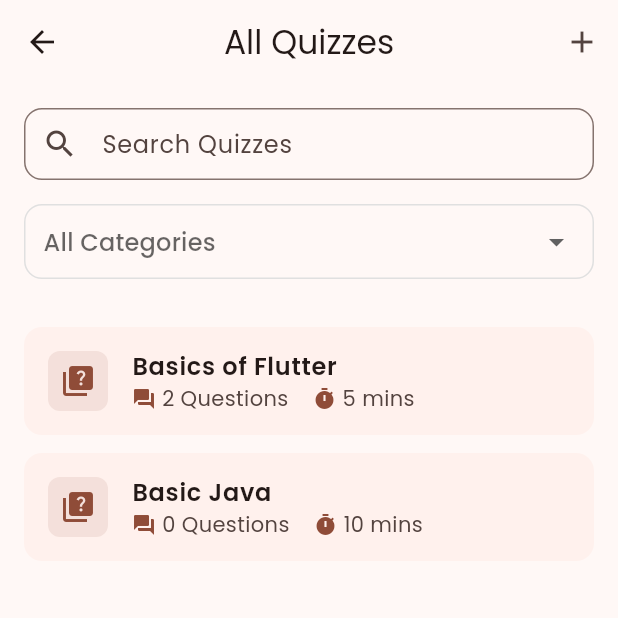
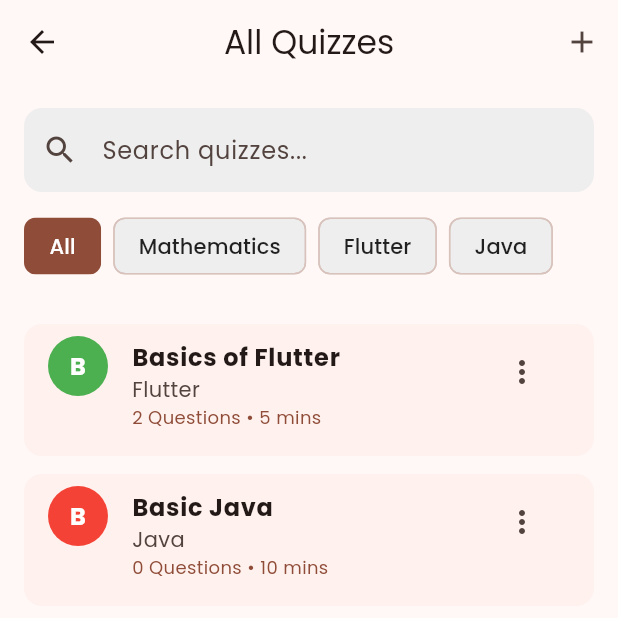
Before and after one commit to ShakeelKhalid1913/smart_quiz, a Flutter app: the AllQuizzesScreen screen opened by its route, on a phone screen of 412 x 824 dp, the top half of it. Run offline on Flutter 3.47's test engine with Material 3 defaults, Android fonts, the light colour scheme and no system bars; our stand-ins replace device_preview, go_router, google_fonts.

```diff
--- a/lib/core/router/app_router.dart
+++ b/lib/core/router/app_router.dart
@@ -6,6 +6,8 @@ import '../../presentation/screens/admin/admin_dashboard.dart';
 import '../../presentation/screens/admin/all_quizzes_screen.dart';
 import '../../presentation/screens/admin/manage_categories_screen.dart';
 import '../../presentation/screens/user/user_home_screen.dart';
+import '../../presentation/screens/user/category_quizzes_screen.dart';
+import '../../presentation/screens/user/quiz_attempt_screen.dart';
 
 class AppRouter {
   static final router = GoRouter(
@@ -36,6 +38,19 @@ class AppRouter {
         name: 'add_quiz',
         builder: (context, state) => const AddQuizScreen(),
       ),
+      GoRoute(
+        name: 'category_quizzes',
+        path: '/category/:id',
+        builder:
+            (context, state) =>
+                CategoryQuizzesScreen(categoryId: state.pathParameters['id']!),
+      ),
+      GoRoute(
+        name: 'quiz_attempt',
+        path: '/quiz/:id',
+        builder: (context, state) =>
+            QuizAttemptScreen(quizId: state.pathParameters['id']!),
+      ),
     ],
   );
 }
--- a/lib/models/quiz.dart
+++ b/lib/models/quiz.dart
@@ -24,13 +24,13 @@ class Question {
   final String id;
   final String text;
   final List<Option> options;
-  final String correctOptionId;
+  final int correctOptionIndex;
 
   const Question({
     required this.id,
     required this.text,
     required this.options,
-    required this.correctOptionId,
+    required this.correctOptionIndex,
   });
 }
 
@@ -71,7 +71,7 @@ class Quizzes {
               Option(id: '2', text: 'A programming language'),
               Option(id: '3', text: 'Both'),
             ],
-            correctOptionId: '1',
+            correctOptionIndex: 0,
           ),
           Question(
             id: '2',
@@ -81,7 +81,7 @@ class Quizzes {
               Option(id: '2', text: 'Until there is no more room'),
               Option(id: '3', text: 'Until you run out of time'),
             ],
-            correctOptionId: '2',
+            correctOptionIndex: 1,
           ),
         ],
       ),
--- a/lib/presentation/screens/admin/add_category_screen.dart
+++ b/lib/presentation/screens/admin/add_category_screen.dart
@@ -1,5 +1,4 @@
 import 'package:flutter/material.dart';
-import 'package:go_router/go_router.dart';
 import 'package:smart_quiz/models/recent_activity.dart';
 import '../../../models/quiz_category.dart';
 
--- a/lib/presentation/screens/admin/admin_dashboard.dart
+++ b/lib/presentation/screens/admin/admin_dashboard.dart
@@ -1,9 +1,7 @@
 import 'package:flutter/material.dart';
-import 'package:provider/provider.dart';
 import 'package:go_router/go_router.dart';
 import 'package:smart_quiz/models/quiz.dart';
 import 'package:smart_quiz/models/recent_activity.dart';
-import '../../../core/providers/theme_provider.dart';
 import '../../../models/quiz_category.dart';
 
 class AdminDashboard extends StatefulWidget {
--- a/lib/presentation/screens/admin/all_quizzes_screen.dart
+++ b/lib/presentation/screens/admin/all_quizzes_screen.dart
@@ -2,6 +2,7 @@ import 'package:flutter/material.dart';
 import 'package:go_router/go_router.dart';
 import '../../../models/quiz.dart';
 import '../../../models/quiz_category.dart';
+import '../../widgets/category_chips.dart';
 
 class AllQuizzesScreen extends StatefulWidget {
   const AllQuizzesScreen({super.key});
@@ -14,7 +15,6 @@ class _AllQuizzesScreenState extends State<AllQuizzesScreen> {
   String _selectedCategoryId = '';
   final _searchController = TextEditingController();
   List<Quiz> _filteredQuizzes = [];
-  final _categories = QuizCategories().categories;
 
   @override
   void initState() {
@@ -44,12 +44,17 @@ class _AllQuizzesScreenState extends State<AllQuizzesScreen> {
 
     // Apply category filter
     if (_selectedCategoryId.isNotEmpty) {
-      quizzes = Quizzes().getQuizzesByCategory(_selectedCategoryId);
+      quizzes = quizzes
+          .where((quiz) => quiz.categoryId == _selectedCategoryId)
+          .toList();
     }
 
     // Apply search filter
     if (_searchController.text.isNotEmpty) {
-      quizzes = Quizzes().searchQuizzes(_searchController.text);
+      quizzes = quizzes
+          .where((quiz) =>
+              quiz.title.toLowerCase().contains(_searchController.text.toLowerCase()))
+          .toList();
     }
 
     setState(() {
@@ -66,14 +71,14 @@ class _AllQuizzesScreenState extends State<AllQuizzesScreen> {
         title: const Text('All Quizzes'),
         leading: IconButton(
           icon: const Icon(Icons.arrow_back),
-          onPressed: () => Navigator.of(context).pop(),
+          onPressed: () => Navigator.pop(context),
         ),
         actions: [
           IconButton(
             icon: const Icon(Icons.add),
             onPressed: () async {
               await context.pushNamed('add_quiz');
-              _loadQuizzes(); // Refresh quizzes when returning
+              _loadQuizzes();
             },
           ),
         ],
@@ -85,95 +90,89 @@ class _AllQuizzesScreenState extends State<AllQuizzesScreen> {
             child: TextField(
               controller: _searchController,
               decoration: InputDecoration(
-                hintText: 'Search Quizzes',
-                prefixIcon: const Icon(Icons.search),
+                hintText: 'Search quizzes...',
+                filled: true,
+                fillColor: theme.brightness == Brightness.dark
+                    ? Colors.grey[800]
+                    : Colors.grey[200],
                 border: OutlineInputBorder(
                   borderRadius: BorderRadius.circular(12),
+                  borderSide: BorderSide.none,
                 ),
-                contentPadding: const EdgeInsets.symmetric(horizontal: 16),
+                prefixIcon: const Icon(Icons.search),
               ),
             ),
           ),
-          Padding(
-            padding: const EdgeInsets.symmetric(horizontal: 16),
-            child: Container(
-              padding: const EdgeInsets.symmetric(horizontal: 12),
-              decoration: BoxDecoration(
-                border: Border.all(color: Colors.grey.shade300),
-                borderRadius: BorderRadius.circular(12),
-              ),
-              child: DropdownButtonHideUnderline(
-                child: DropdownButton<String>(
-                  isExpanded: true,
-                  value:
-                      _selectedCategoryId.isEmpty ? null : _selectedCategoryId,
-                  hint: const Text('All Categories'),
-                  menuMaxHeight: 300,
-                  dropdownColor: Theme.of(context).scaffoldBackgroundColor,
-                  alignment: AlignmentDirectional.centerStart,
-                  // dropdownOverButton: false,
-                  items: [
-                    const DropdownMenuItem<String>(
-                      value: '',
-                      child: Text('All Categories'),
-                    ),
-                    ..._categories.map((category) {
-                      return DropdownMenuItem<String>(
-                        value: category.id,
-                        child: Text(category.name),
-                      );
-                    }),
-                  ],
-                  onChanged: (value) {
+          CategoryChips(
+            selectedCategoryId: _selectedCategoryId,
+            onCategorySelected: (categoryId) {
               setState(() {
-                      _selectedCategoryId = value ?? '';
+                _selectedCategoryId = categoryId;
+              });
               _filterQuizzes();
-                    });
             },
-                ),
-              ),
-            ),
           ),
           const SizedBox(height: 16),
           Expanded(
-            child: ListView.builder(
+            child: _filteredQuizzes.isEmpty
+                ? Center(
+                    child: Text(
+                      'No quizzes found',
+                      style: TextStyle(
+                        fontSize: 16,
+                        color: theme.textTheme.bodySmall?.color,
+                      ),
+                    ),
+                  )
+                : ListView.builder(
                     padding: const EdgeInsets.all(16),
                     itemCount: _filteredQuizzes.length,
                     itemBuilder: (context, index) {
                       final quiz = _filteredQuizzes[index];
+                      final category = QuizCategories()
+                          .categories
+                          .firstWhere((c) => c.id == quiz.categoryId);
+
                       return Card(
                         margin: const EdgeInsets.only(bottom: 12),
                         child: ListTile(
-                    leading: Container(
-                      padding: const EdgeInsets.all(8),
-                      decoration: BoxDecoration(
-                        color: theme.colorScheme.primary.withOpacity(0.1),
-                        borderRadius: BorderRadius.circular(8),
+                          leading: CircleAvatar(
+                            backgroundColor: category.color,
+                            child: Text(
+                              quiz.title[0].toUpperCase(),
+                              style: TextStyle(
+                                color: ThemeData.estimateBrightnessForColor(
+                                            category.color) ==
+                                        Brightness.dark
+                                    ? Colors.white
+                                    : Colors.black,
+                                fontWeight: FontWeight.bold,
                               ),
-                      child: Icon(Icons.quiz, color: theme.colorScheme.primary),
+                            ),
                           ),
                           title: Text(
                             quiz.title,
-                      style: const TextStyle(fontWeight: FontWeight.w600),
+                            style: const TextStyle(fontWeight: FontWeight.bold),
                           ),
-                    subtitle: Row(
+                          subtitle: Column(
+                            crossAxisAlignment: CrossAxisAlignment.start,
                             children: [
-                        Icon(
-                          Icons.question_answer,
-                          size: 16,
+                              Text(category.name),
+                              Text(
+                                '${quiz.questions.length} ${quiz.questions.length == 1 ? 'Question' : 'Questions'} • ${quiz.timeInMinutes} mins',
+                                style: TextStyle(
                                   color: theme.colorScheme.primary,
+                                  fontSize: 12,
                                 ),
-                        const SizedBox(width: 4),
-                        Text('${quiz.totalQuestions} Questions'),
-                        const SizedBox(width: 16),
-                        Icon(
-                          Icons.timer,
-                          size: 16,
-                          color: theme.colorScheme.primary,
                               ),
-                        const SizedBox(width: 4),
-                        Text('${quiz.timeInMinutes} mins'),
                             ],
+                          ),
+                          isThreeLine: true,
+                          trailing: IconButton(
+                            icon: const Icon(Icons.more_vert),
+                            onPressed: () {
+                              // TODO: Show edit/delete options
+                            },
                           ),
                         ),
                       );
--- a/lib/presentation/screens/user/user_home_screen.dart
+++ b/lib/presentation/screens/user/user_home_screen.dart
@@ -249,7 +249,7 @@ class _UserHomeScreenState extends State<UserHomeScreen> {
                   clipBehavior: Clip.antiAlias,
                   child: InkWell(
                     onTap: () {
-                      // TODO: Navigate to category quizzes
+                      context.pushNamed('category_quizzes', pathParameters: {'id': category.id});
                     },
                     child: Column(
                       crossAxisAlignment: CrossAxisAlignment.start,
--- /dev/null
+++ b/lib/presentation/widgets/category_chips.dart
@@ -0,0 +1,86 @@
+import 'package:flutter/material.dart';
+import '../../models/quiz_category.dart';
+
+class CategoryChips extends StatelessWidget {
+  final String selectedCategoryId;
+  final Function(String) onCategorySelected;
+  final bool showAllOption;
+
+  const CategoryChips({
+    super.key,
+    required this.selectedCategoryId,
+    required this.onCategorySelected,
+    this.showAllOption = true,
+  });
+
+  @override
+  Widget build(BuildContext context) {
+    final theme = Theme.of(context);
+    final categories = QuizCategories().categories;
+    final chips = [
+      if (showAllOption)
+        FilterChip(
+          label: Text(
+            'All',
+            style: TextStyle(
+              color:
+                  selectedCategoryId.isEmpty
+                      ? Colors.white
+                      : theme.brightness == Brightness.dark
+                      ? Colors.white70
+                      : Colors.black87,
+            ),
+          ),
+          selected: selectedCategoryId.isEmpty,
+          showCheckmark: false,
+          selectedColor: theme.colorScheme.primary,
+          backgroundColor:
+              theme.brightness == Brightness.dark
+                  ? Colors.grey[800]
+                  : Colors.grey[200],
+          onSelected: (_) => onCategorySelected(''),
+        ),
+      ...categories.map((category) {
+        final isSelected = category.id == selectedCategoryId;
+        return FilterChip(
+          label: Text(
+            category.name,
+            style: TextStyle(
+              color:
+                  isSelected
+                      ? Colors.white
+                      : theme.brightness == Brightness.dark
+                      ? Colors.white70
+                      : Colors.black87,
+            ),
+          ),
+          selected: isSelected,
+          showCheckmark: false,
+          selectedColor: category.color,
+          backgroundColor:
+              theme.brightness == Brightness.dark
+                  ? Colors.grey[800]
+                  : Colors.grey[200],
+          onSelected: (_) => onCategorySelected(category.id),
+        );
+      }).toList(),
+    ];
+
+    return SizedBox(
+      height: 40,
+      child: ListView(
+        scrollDirection: Axis.horizontal,
+        padding: const EdgeInsets.symmetric(horizontal: 16),
+        children:
+            chips
+                .map(
+                  (chip) => Padding(
+                    padding: const EdgeInsets.only(right: 8),
+                    child: chip,
+                  ),
+                )
+                .toList(),
+      ),
+    );
+  }
+}
```
Also changed, not shown: lib/presentation/screens/admin/add_quiz_screen.dart (+20 -43 lines), lib/presentation/screens/user/category_quizzes_screen.dart (added, +150 -0 lines), lib/presentation/screens/user/quiz_attempt_screen.dart (added, +268 -0 lines). Lines whose indentation alone changed are shown as unchanged.
